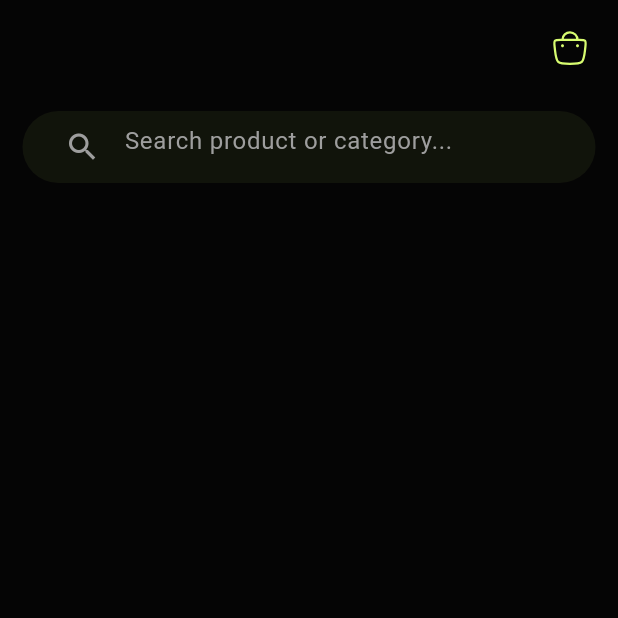
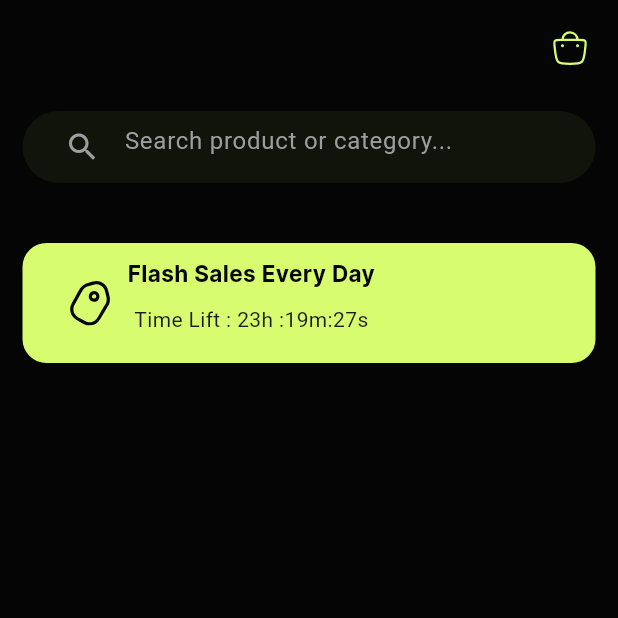
Before and after one commit to ahmdZhran/e-commerce, a Flutter app: the HomeView screen opened by its route, on a phone screen of 412 x 824 dp, the top half of it. Run offline on Flutter 3.47's test engine with Material 3 defaults, Android fonts, the phone set to English and light mode, and no system bars; our stand-ins replace dio, flutter_bloc, flutter_svg, fluttertoast, get_it, go_router and 4 more; accounts and stored records are empty.

Commit message:
create flash sales container

```diff
--- a/lib/core/utls/app_assets.dart
+++ b/lib/core/utls/app_assets.dart
@@ -32,4 +32,5 @@ class AppAssets {
 
   /// assets for home ui
   static const String search = "assets/images/search.svg";
+  static const String tap = "assets/images/Tag.svg";
 }
--- a/lib/core/utls/app_strings.dart
+++ b/lib/core/utls/app_strings.dart
@@ -26,5 +26,7 @@ abstract class AppStrigns {
       signUp = 'Sign Up',
       singIn = 'Sign In',
       // String for home
-      searchProduct = "Search product or category...";
+      searchProduct = "Search product or category...",
+      flachSales = "Flash Sales Every Day",
+      timeLeft = "Time Lift : 23h :19m:27s";
 }
--- a/lib/features/home/presentation/view/home_view.dart
+++ b/lib/features/home/presentation/view/home_view.dart
@@ -1,5 +1,8 @@
+import 'package:e_commerce/core/utls/app_color.dart';
 import 'package:e_commerce/features/home/presentation/widgets/custom_search.dart';
+import 'package:e_commerce/features/home/presentation/widgets/flash_sales_container.dart';
 import 'package:e_commerce/features/home/presentation/widgets/icon_head.dart';
+import 'package:e_commerce/features/home/presentation/widgets/titles_flash_sales.dart';
 import 'package:flutter/material.dart';
 
 class HomeView extends StatelessWidget {
@@ -16,7 +19,15 @@ class HomeView extends StatelessWidget {
           ),
           SliverToBoxAdapter(
             child: CustomSearchBar(),
-          )
+          ),
+          SliverToBoxAdapter(
+            child: SizedBox(
+              height: 30,
+            ),
+          ),
+          SliverToBoxAdapter(
+            child: FlachSalesContainer(),
+          ),
         ],
       ),
     ));
--- /dev/null
+++ b/lib/features/home/presentation/widgets/flash_sales_container.dart
@@ -0,0 +1,25 @@
+import 'package:e_commerce/core/utls/app_color.dart';
+import 'package:e_commerce/features/home/presentation/widgets/titles_flash_sales.dart';
+import 'package:flutter/material.dart';
+
+class FlachSalesContainer extends StatelessWidget {
+  const FlachSalesContainer({super.key});
+
+  @override
+  Widget build(BuildContext context) {
+    return Padding(
+      padding: const EdgeInsets.symmetric(
+        horizontal: 15,
+      ),
+      child: Container(
+        width: double.infinity,
+        height: 80,
+        decoration: BoxDecoration(
+          borderRadius: BorderRadius.circular(16),
+          color: AppColors.kPrimaryColor,
+        ),
+        child: const TitlesFlachSalesWidget(),
+      ),
+    );
+  }
+}
--- /dev/null
+++ b/lib/features/home/presentation/widgets/titles_flash_sales.dart
@@ -0,0 +1,37 @@
+import 'package:e_commerce/core/utls/app_assets.dart';
+import 'package:e_commerce/core/utls/app_color.dart';
+import 'package:e_commerce/core/utls/app_strings.dart';
+import 'package:e_commerce/core/utls/texts_style.dart';
+import 'package:flutter/material.dart';
+import 'package:flutter_svg/svg.dart';
+
+class TitlesFlachSalesWidget extends StatelessWidget {
+  const TitlesFlachSalesWidget({
+    super.key,
+  });
+
+  @override
+  Widget build(BuildContext context) {
+    return Row(children: [
+      const SizedBox(width: 30),
+      SvgPicture.asset(
+        AppAssets.tap,
+        colorFilter: ColorFilter.mode(AppColors.kBlackColor, BlendMode.srcIn),
+        height: 30,
+        width: 30,
+      ),
+      const SizedBox(width: 10),
+      Column(
+        children: [
+          const SizedBox(height: 10),
+          Text(
+            AppStrigns.flachSales,
+            style: CustomTextStyle.semiBold16.copyWith(fontSize: 15),
+          ),
+          const SizedBox(height: 10),
+          const Text(AppStrigns.timeLeft)
+        ],
+      )
+    ]);
+  }
+}
```
Also changed, not shown: assets/images/Tag.svg (added).
